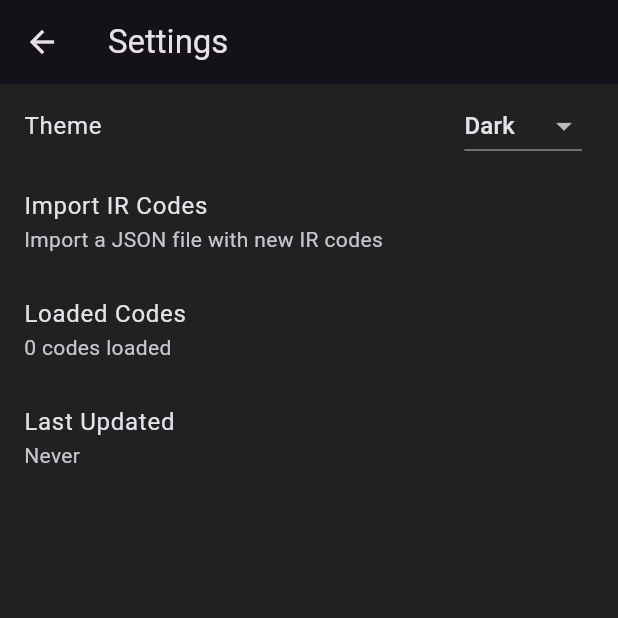
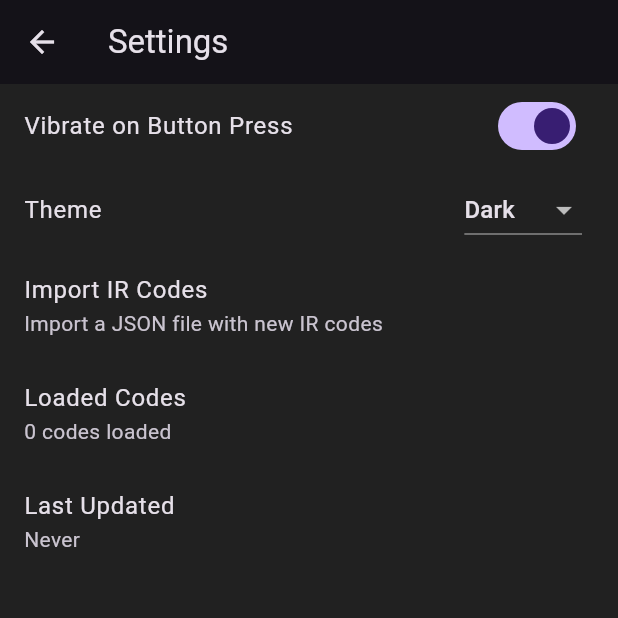
Before and after one commit to slogiker/RGB-led-controller-flutter, a Flutter app: the screen it shows after launch, after a tap on the "settings" icon, on a phone screen of 412 x 824 dp, the top half of it. Run offline on Flutter 3.47's test engine with Material 3 defaults, Android fonts, the phone set to English and light mode, and no system bars; our stand-ins replace file_picker, fluttertoast, shared_preferences, vibration.

Commit message:
add vibration

```diff
--- a/lib/ui/remote_screen.dart
+++ b/lib/ui/remote_screen.dart
@@ -4,6 +4,9 @@ import 'package:myapp/services/code_store.dart';
 import 'package:myapp/services/ir_service.dart';
 import 'package:myapp/ui/settings_screen.dart';
 import 'package:fluttertoast/fluttertoast.dart';
+import 'package:flutter/foundation.dart';
+import 'package:vibration/vibration.dart';
+import 'package:shared_preferences/shared_preferences.dart';
 
 class RemoteScreen extends StatefulWidget {
   const RemoteScreen({super.key});
@@ -16,10 +19,20 @@ class _RemoteScreenState extends State<RemoteScreen> {
   final CodeStore _codeStore = CodeStore();
   Map<String, dynamic> _irCodes = {};
 
+  bool _vibrateOnButton = true;
+
   @override
   void initState() {
     super.initState();
     _loadCodes();
+    _loadVibrateSetting();
+  }
+
+  Future<void> _loadVibrateSetting() async {
+    final prefs = await SharedPreferences.getInstance();
+    setState(() {
+      _vibrateOnButton = prefs.getBool('vibrateOnButton') ?? true;
+    });
   }
 
   Future<void> _loadCodes() async {
@@ -29,7 +42,7 @@ class _RemoteScreenState extends State<RemoteScreen> {
     });
   }
 
-  void _transmit(String buttonName) {
+  Future<void> _transmit(String buttonName) async {
     if (_irCodes.containsKey('buttons') &&
         _irCodes['buttons'].containsKey(buttonName)) {
       final hexCode = _irCodes['buttons'][buttonName];
@@ -42,6 +55,15 @@ class _RemoteScreenState extends State<RemoteScreen> {
         backgroundColor: Colors.grey[800],
         textColor: Colors.white,
       );
+      if (kIsWeb) {
+        // For web, print button name to console
+        // ignore: avoid_print
+        print('Button pressed: $buttonName');
+      } else if (_vibrateOnButton) {
+        if (await Vibration.hasVibrator() ?? false) {
+          Vibration.vibrate(duration: 50);
+        }
+      }
     }
   }
 
--- a/lib/ui/settings_screen.dart
+++ b/lib/ui/settings_screen.dart
@@ -21,11 +21,13 @@ class _SettingsScreenState extends State<SettingsScreen> {
   final CodeStore _codeStore = CodeStore();
   int _codeCount = 0;
   String _lastUpdated = 'Never';
+  bool _vibrateOnButton = true;
 
   @override
   void initState() {
     super.initState();
     _loadCodeInfo();
+  _loadVibrateSetting();
   }
 
   Future<void> _loadCodeInfo() async {
@@ -34,6 +36,21 @@ class _SettingsScreenState extends State<SettingsScreen> {
     setState(() {
       _codeCount = codes.containsKey('buttons') ? codes['buttons'].length : 0;
       _lastUpdated = prefs.getString('lastUpdated') ?? 'Never';
+    });
+  }
+
+  Future<void> _loadVibrateSetting() async {
+    final prefs = await SharedPreferences.getInstance();
+    setState(() {
+      _vibrateOnButton = prefs.getBool('vibrateOnButton') ?? true;
+    });
+  }
+
+  Future<void> _setVibrateSetting(bool value) async {
+    final prefs = await SharedPreferences.getInstance();
+    await prefs.setBool('vibrateOnButton', value);
+    setState(() {
+      _vibrateOnButton = value;
     });
   }
 
@@ -66,6 +83,13 @@ class _SettingsScreenState extends State<SettingsScreen> {
       ),
       body: ListView(
         children: [
+          SwitchListTile(
+            title: const Text('Vibrate on Button Press'),
+            value: _vibrateOnButton,
+            onChanged: (value) {
+              _setVibrateSetting(value);
+            },
+          ),
           ListTile(
             title: const Text('Theme'),
             trailing: DropdownButton<ThemeMode>(
--- a/pubspec.yaml
+++ b/pubspec.yaml
@@ -39,6 +39,7 @@ dependencies:
   flutter_colorpicker: ^1.1.0
   shared_preferences: ^2.5.3
   fluttertoast: ^9.0.0
+  vibration: ^3.1.4
 
 dev_dependencies:
   flutter_test:
```
Also changed, not shown: lib/services/vibrate_settings.dart (added, +17 -0 lines), pubspec.lock.
